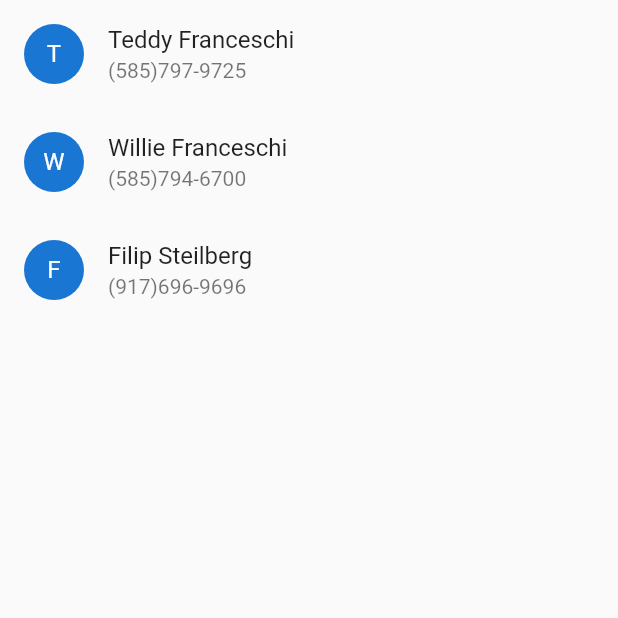
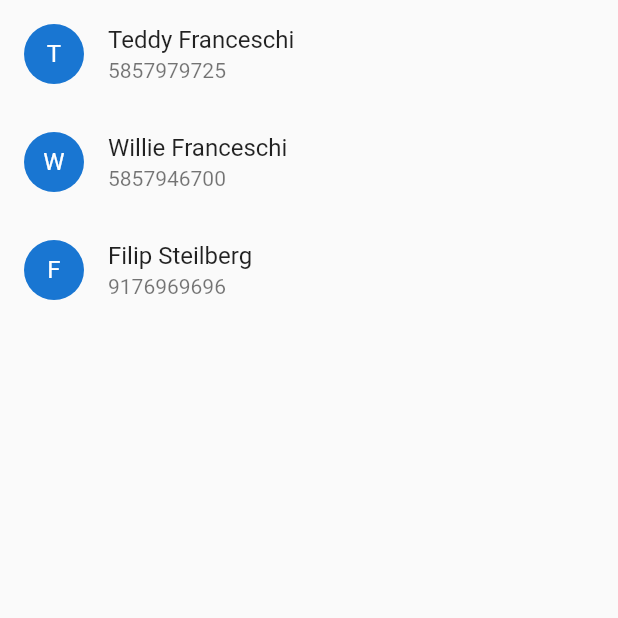
Before and after one commit to teddyf/playground_app, a Flutter app: the screen it shows after launch, on a phone screen of 412 x 824 dp, the top half of it. Run offline on Flutter 3.47's test engine with Material 2 defaults, Android fonts, the phone set to English and light mode, and no system bars.

Commit message:
adds functionality to text (works), email, and call. We will need to verify on an actual device. You will need to import the url launcher package

```diff
--- a/lib/services/contact-service.dart
+++ b/lib/services/contact-service.dart
@@ -8,7 +8,7 @@ class ContactService {
 }
 
 List<Contact> allContacts = [
-  Contact(name: 'Teddy Franceschi', email: 'ttf6@duke.edu', number: '(585)797-9725', imageUrl: 'playground_app/images/Teddy.jpg'),
-  Contact(name: 'Willie Franceschi', email: 'whf3@jhu.edu', number: '(585)794-6700'),
-  Contact(name: 'Filip Steilberg', email: 'bbc69@duke.edu', number: '(917)696-9696'),
+  Contact(name: 'Teddy Franceschi', email: 'ttf6@duke.edu', number: '5857979725', imageUrl: 'playground_app/images/Teddy.jpg'),
+  Contact(name: 'Willie Franceschi', email: 'whf3@jhu.edu', number: '5857946700'),
+  Contact(name: 'Filip Steilberg', email: 'bbc69@duke.edu', number: '9176969696'),
 ];
--- a/lib/widgets/contact_tile.dart
+++ b/lib/widgets/contact_tile.dart
@@ -1,12 +1,12 @@
 import 'package:flutter/material.dart';
 
 class ContactTile extends Container {
-  ContactTile(String title, String subtitle, Function func)
+  ContactTile(String title, String subtitle)
       : super(
       child: ListTile(
         title: Text(title),
         subtitle: Text(subtitle),
-        onTap: func
+        onTap: () {}
       ),
 
       decoration: new BoxDecoration(
```
Also changed, not shown: lib/pages/detail_page.dart (+9 -7 lines), lib/url_launcher.dart (added, +13 -0 lines), lib/widgets/contact_icon.dart (+5 -3 lines).
